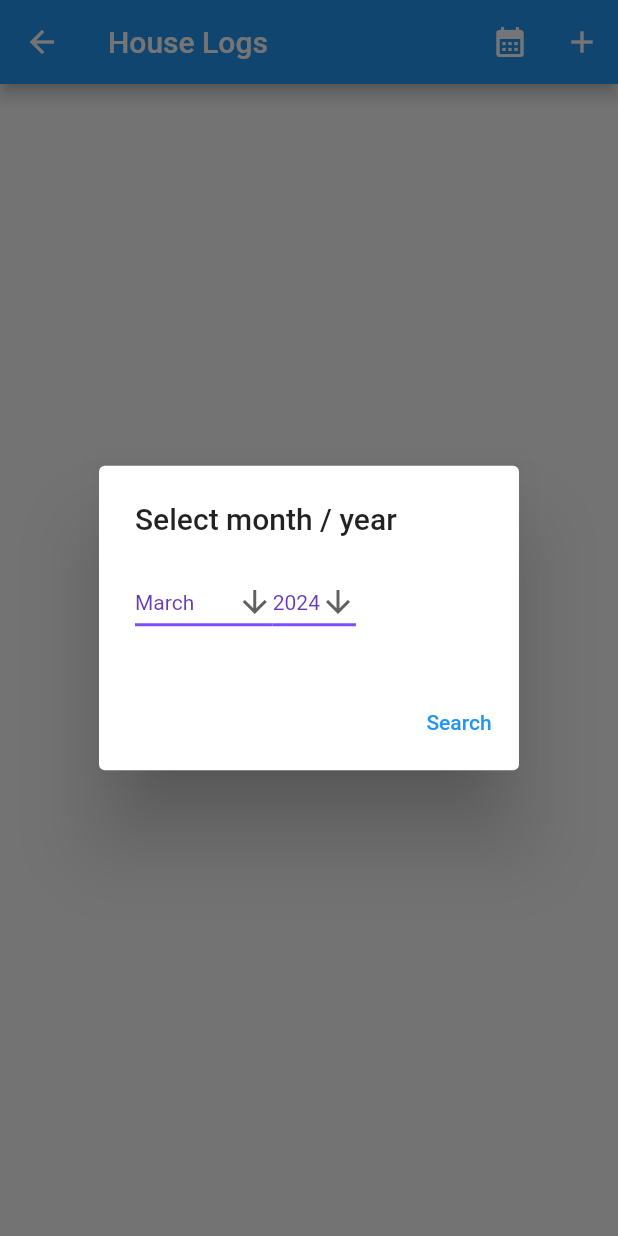
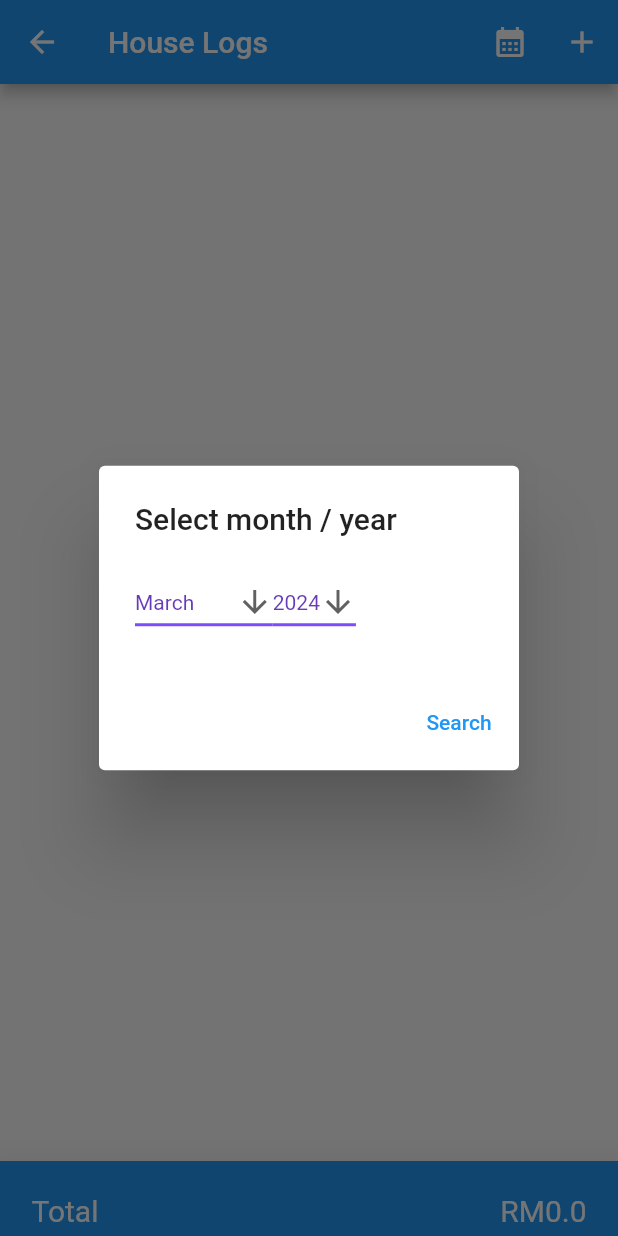
Before and after one commit to izzuddin91/houseCarMaintenanceApp, a Flutter app: the PropertyPage screen opened directly with empty values, after a tap on the "calendar month" icon, on a phone screen of 412 x 824 dp. Run offline on Flutter 3.47's test engine with Material 2 defaults, Android fonts, the light colour scheme and no system bars; our stand-ins replace bloc, cloud_firestore, equatable, firebase_auth, firebase_core, firebase_storage and 4 more; missing offline and left inert: dart:ffi, date_picker_plus, gif_view; accounts and stored records are empty.

Commit message:
push 16 march 2024

```diff
--- a/lib/bloc/counter_bloc.dart
+++ b/lib/bloc/counter_bloc.dart
@@ -7,24 +7,44 @@ part 'counter_state.dart';
 class CounterBloc extends Bloc<CounterEvent, CounterState> {
   CounterBloc()
       : super(CounterState(
-            year: DateTime.now().year, month: DateTime.now().month)) {
+          year: DateTime.now().year,
+          month: DateTime.now().month,
+          accumulatedTotal: 0.0,
+        )) {
     on<InitialLoadEvent>((event, emit) {
       //TODO
-      emit(
-          CounterState(year: DateTime.now().year, month: DateTime.now().month));
+      emit(CounterState(
+        year: DateTime.now().year,
+        month: DateTime.now().month,
+        accumulatedTotal: state.accumulatedTotal,
+      ));
     });
 
     on<UpdateYearEvent>((event, emit) {
       //TODO
       emit(CounterState(
         year: event.year,
+        accumulatedTotal: state.accumulatedTotal,
         month: state.month,
       ));
     });
 
     on<UpdateMonthEvent>((event, emit) {
       //TODO
-      emit(CounterState(year: state.year, month: event.month));
+      emit(CounterState(
+        year: state.year,
+        month: event.month,
+        accumulatedTotal: state.accumulatedTotal,
+      ));
+    });
+
+    on<UpdateAccumulatedTotal>((event, emit) {
+      //TODO
+      emit(CounterState(
+        year: state.year,
+        month: state.month,
+        accumulatedTotal: event.accumulatedTotal,
+      ));
     });
   }
 
--- a/lib/bloc/counter_event.dart
+++ b/lib/bloc/counter_event.dart
@@ -21,6 +21,12 @@ class UpdateMonthEvent extends CounterEvent {
   const UpdateMonthEvent({required this.month});
 }
 
+class UpdateAccumulatedTotal extends CounterEvent {
+  final double accumulatedTotal;
+
+  const UpdateAccumulatedTotal({required this.accumulatedTotal});
+}
+
 class UpdateGreaterThanDateString extends CounterEvent {
   final String value;
 
--- a/lib/bloc/counter_state.dart
+++ b/lib/bloc/counter_state.dart
@@ -3,8 +3,12 @@ part of 'counter_bloc.dart';
 class CounterState extends Equatable {
   final int year;
   final int month;
-  const CounterState({required this.year, required this.month});
+  final double accumulatedTotal;
+  const CounterState(
+      {required this.year,
+      required this.month,
+      required this.accumulatedTotal});
 
   @override
-  List<Object> get props => [year, month];
+  List<Object> get props => [year, month, accumulatedTotal];
 }
--- a/lib/bloc/house_log_event.dart
+++ b/lib/bloc/house_log_event.dart
@@ -30,3 +30,8 @@ class UpdateHouseLogImage extends HouseLogEvent {
   final String imageLink;
   const UpdateHouseLogImage({required this.imageFile, required this.imageLink});
 }
+
+class UpdateLogType extends HouseLogEvent {
+  final List<bool> logType;
+  const UpdateLogType({required this.logType});
+}
--- a/lib/bloc/house_log_state.dart
+++ b/lib/bloc/house_log_state.dart
@@ -8,15 +8,18 @@ class HouseLogState extends Equatable {
   final String id;
   final File imageFile;
   final String imageLink;
-  const HouseLogState(
-      {required this.dateTime,
-      required this.description,
-      required this.amount,
-      required this.houseId,
-      required this.id,
-      required this.imageFile,
-      required this.imageLink});
+  final List<bool> logType;
+  const HouseLogState({
+    required this.dateTime,
+    required this.description,
+    required this.amount,
+    required this.houseId,
+    required this.id,
+    required this.imageFile,
+    required this.imageLink,
+    required this.logType,
+  });
 
   @override
-  List<Object> get props => [dateTime, description, amount];
+  List<Object> get props => [dateTime, description, amount, logType];
 }
--- a/lib/main.dart
+++ b/lib/main.dart
@@ -54,10 +54,13 @@ class _LoginPageState extends State<LoginPage> {
 
               if (FirebaseAuth.instance.currentUser != null) {
                 // user can login into the dashboard
+                print(FirebaseAuth.instance.currentUser!.uid);
                 Navigator.push(
                     context,
                     MaterialPageRoute(
-                        builder: ((context) => const DashboardPage())));
+                        builder: ((context) => DashboardPage(
+                              user_id: FirebaseAuth.instance.currentUser!.uid,
+                            ))));
               }
             } on FirebaseAuthException catch (e) {
               if (e.code == 'user-not-found') {
--- a/lib/property.dart
+++ b/lib/property.dart
@@ -53,25 +53,6 @@ class PropertyPage extends StatefulWidget {
 }
 
 class _PropertyPageState extends State<PropertyPage> {
-  // Future<File> file(String url) async {
-  //   File file2 = new File('');
-  //   try {
-  //     String uriString = url; // Uri string
-
-  //     // Don't pass uri parameter using [Uri] object via uri.toString().
-  //     // Because uri.toString() changes the string to lowercase which causes this package to misbehave
-
-  //     // If you are using uni_links package for deep linking purpose.
-  //     // Pass the uri string using getInitialLink() or linkStream
-
-  //     File file = await toFile(uriString); // Converting uri to file
-  //     file2 = file;
-  //   } catch (e) {
-  //     print(e); // Exception
-  //   }
-  //   return file2;
-  // }
-
   Future<void> _showMyDialog(
       BuildContext context, CounterState state, CounterBloc counterBloc) async {
     String dropdownValue = monthList[state.month - 1 < 0
@@ -224,10 +205,15 @@ class _PropertyPageState extends State<PropertyPage> {
                         .snapshots(),
                     builder: (context, snapshot) {
                       List<Row> clientWidgets = [];
+                      double amount = 0.0;
                       if (snapshot.hasData) {
                         final clients = snapshot.data?.docs.reversed.toList();
 
                         for (var client in clients!) {
+                          amount += double.parse(client['total']);
+
+                          counterBloc.add(
+                              UpdateAccumulatedTotal(accumulatedTotal: amount));
                           final DateFormat formatter = DateFormat('MMMM dd');
                           final String formatted =
                               formatter.format(client['date'].toDate());
@@ -319,6 +305,26 @@ class _PropertyPageState extends State<PropertyPage> {
               ],
             ),
           ),
+          bottomNavigationBar: BottomAppBar(
+            color: Colors.blue,
+            child: Padding(
+                padding: const EdgeInsets.all(5.0),
+                child: ListTile(
+                  titleTextStyle: TextStyle(fontSize: 20),
+                  leadingAndTrailingTextStyle: TextStyle(fontSize: 20),
+                  textColor: Colors.white,
+                  // leading: Text(''),
+                  title: Text('Total'),
+                  trailing: Text('RM${state.accumulatedTotal}'),
+                )
+                // Text(
+                //   'bottom screen widget',
+                //   style: TextStyle(fontSize: 15, color: Colors.white),
+                // ),
+                ),
+            elevation: 20,
+            height: 50,
+          ),
         );
       },
     );
```
Also changed, not shown: lib/bloc/house_log_bloc.dart (+18 -4 lines), lib/dashboard.dart (+6 -3 lines), lib/property_add_logs.dart (+50 -2 lines).
